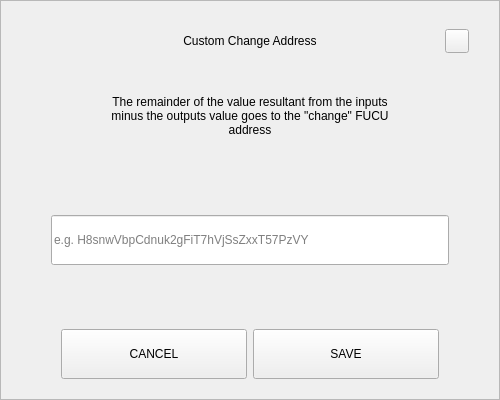
This is src/qt/fucucoin/forms/sendchangeaddressdialog.ui in BigRock88/fucucoin as Qt 5 draws it before an edit. The edited form follows.
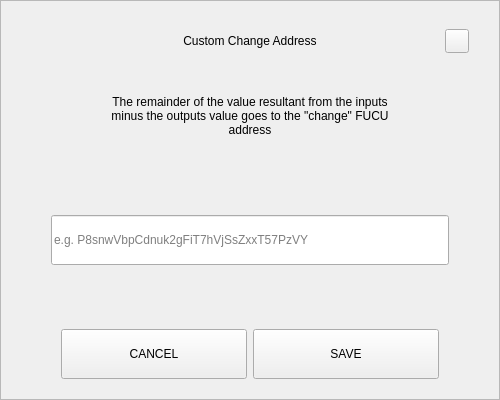
This is the edited form.

```diff
--- a/src/qt/fucucoin/forms/sendchangeaddressdialog.ui
+++ b/src/qt/fucucoin/forms/sendchangeaddressdialog.ui
@@ -207,7 +207,7 @@
            </size>
           </property>
           <property name="placeholderText">
-           <string notr="true">e.g. H8snwVbpCdnuk2gFiT7hVjSsZxxT57PzVY</string>
+           <string notr="true">e.g. P8snwVbpCdnuk2gFiT7hVjSsZxxT57PzVY</string>
           </property>
          </widget>
         </item>
```
